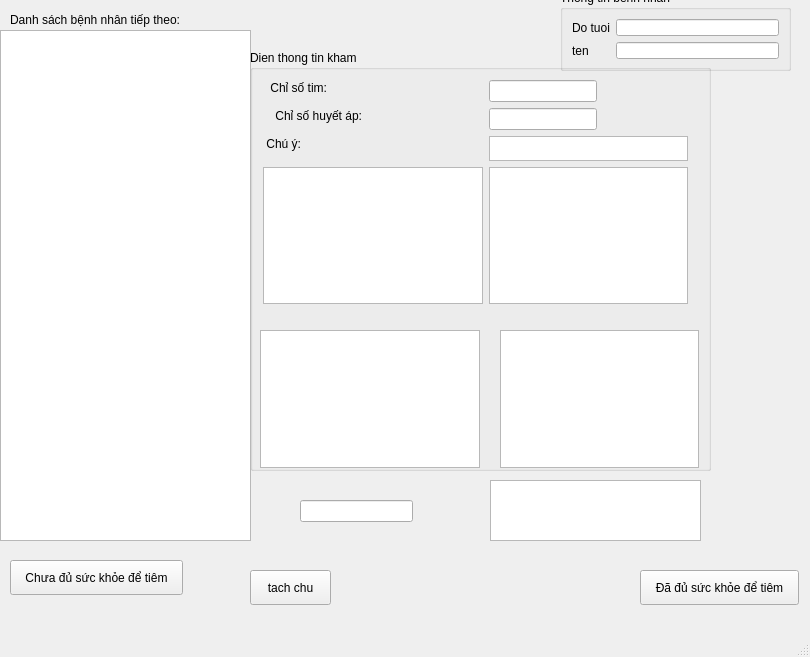
The window that khamsobo.ui (xdien/tcmr) describes before a commit, drawn with Qt 5.
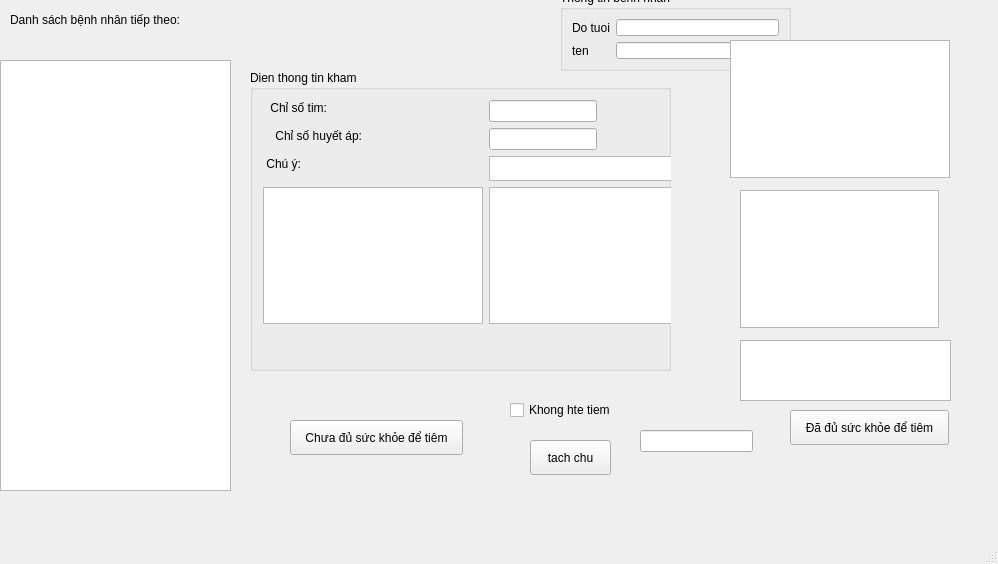
The same window after the commit.

What changed in the file:
```diff
--- a/khamsobo.ui
+++ b/khamsobo.ui
@@ -6,8 +6,8 @@
    <rect>
     <x>0</x>
     <y>0</y>
-    <width>810</width>
-    <height>657</height>
+    <width>998</width>
+    <height>564</height>
    </rect>
   </property>
   <property name="windowTitle">
@@ -60,9 +60,9 @@
     <property name="geometry">
      <rect>
       <x>250</x>
-      <y>50</y>
-      <width>461</width>
-      <height>421</height>
+      <y>70</y>
+      <width>421</width>
+      <height>301</height>
      </rect>
     </property>
     <property name="title">
@@ -208,39 +208,12 @@
       </size>
      </property>
     </widget>
-    <widget class="QTreeView" name="treeView_benhdk">
-     <property name="geometry">
-      <rect>
-       <x>10</x>
-       <y>280</y>
-       <width>220</width>
-       <height>138</height>
-      </rect>
-     </property>
-     <property name="maximumSize">
-      <size>
-       <width>220</width>
-       <height>220</height>
-      </size>
-     </property>
-    </widget>
-    <widget class="QTreeView" name="treeView_thuocgoiY">
-     <property name="geometry">
-      <rect>
-       <x>250</x>
-       <y>280</y>
-       <width>199</width>
-       <height>138</height>
-      </rect>
-     </property>
-    </widget>
-    <zorder>groupBox</zorder>
    </widget>
    <widget class="QPushButton" name="khongduak">
     <property name="geometry">
      <rect>
-      <x>10</x>
-      <y>560</y>
+      <x>290</x>
+      <y>420</y>
       <width>173</width>
       <height>35</height>
      </rect>
@@ -265,8 +238,8 @@
    <widget class="QPushButton" name="pushButton">
     <property name="geometry">
      <rect>
-      <x>640</x>
-      <y>570</y>
+      <x>790</x>
+      <y>410</y>
       <width>159</width>
       <height>35</height>
      </rect>
@@ -279,17 +252,17 @@
     <property name="geometry">
      <rect>
       <x>0</x>
-      <y>30</y>
-      <width>251</width>
-      <height>511</height>
+      <y>60</y>
+      <width>231</width>
+      <height>431</height>
      </rect>
     </property>
    </widget>
    <widget class="QPushButton" name="pushButton_3">
     <property name="geometry">
      <rect>
-      <x>250</x>
-      <y>570</y>
+      <x>530</x>
+      <y>440</y>
       <width>81</width>
       <height>35</height>
      </rect>
@@ -301,8 +274,8 @@
    <widget class="QListView" name="danhsach_chonthuoc">
     <property name="geometry">
      <rect>
-      <x>490</x>
-      <y>480</y>
+      <x>740</x>
+      <y>340</y>
       <width>211</width>
       <height>61</height>
      </rect>
@@ -311,13 +284,52 @@
    <widget class="QLineEdit" name="lineEdit">
     <property name="geometry">
      <rect>
-      <x>300</x>
-      <y>500</y>
+      <x>640</x>
+      <y>430</y>
       <width>113</width>
       <height>22</height>
      </rect>
     </property>
    </widget>
+   <widget class="QTreeView" name="treeView_benhdk">
+    <property name="geometry">
+     <rect>
+      <x>730</x>
+      <y>40</y>
+      <width>220</width>
+      <height>138</height>
+     </rect>
+    </property>
+    <property name="maximumSize">
+     <size>
+      <width>220</width>
+      <height>220</height>
+     </size>
+    </property>
+   </widget>
+   <widget class="QTreeView" name="treeView_thuocgoiY">
+    <property name="geometry">
+     <rect>
+      <x>740</x>
+      <y>190</y>
+      <width>199</width>
+      <height>138</height>
+     </rect>
+    </property>
+   </widget>
+   <widget class="QCheckBox" name="checkBox_khogtimdc">
+    <property name="geometry">
+     <rect>
+      <x>510</x>
+      <y>400</y>
+      <width>151</width>
+      <height>20</height>
+     </rect>
+    </property>
+    <property name="text">
+     <string>Khong hte tiem</string>
+    </property>
+   </widget>
   </widget>
   <widget class="QMenuBar" name="menubar">
    <property name="geometry">
```
Left out of the diff: 2 changed lines with no effect on the pictures.
